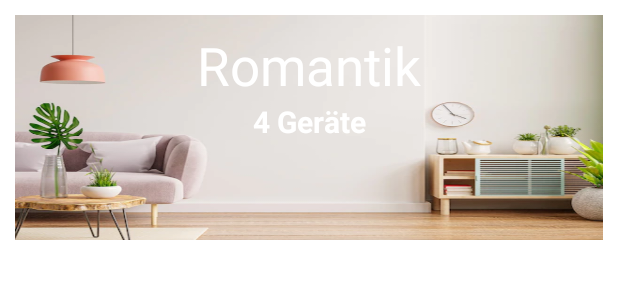
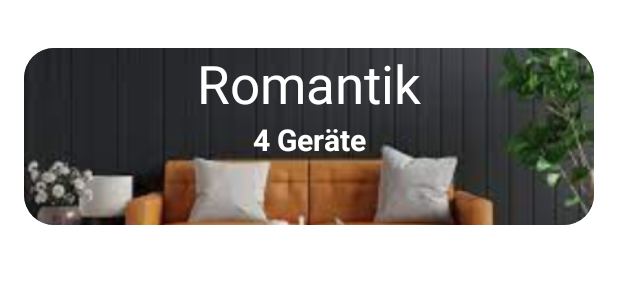
Before and after one commit to camillemarius/HA__SmartHome_APP, an Android app: the layout rv_item_scene.xml on its own in the app's theme, with its tools: preview values and no code run, on a phone screen of 412 x 824 dp. Shown: the top 300 px of the screen. Run offline under Robolectric (Android 15) with nearby library versions, the light colour scheme and no system bars.

Commit message:
added rounded Background

```diff
--- a/app/build.gradle
+++ b/app/build.gradle
@@ -47,6 +47,7 @@ dependencies {
     implementation 'jp.wasabeef:recyclerview-animators:4.0.2'
 
     // round ImageView
+    implementation 'de.hdodenhof:circleimageview:3.1.0'
     implementation 'com.mikhaellopez:circularimageview:4.3.0'
 
 
--- /dev/null
+++ b/app/src/main/res/drawable/bg_themes_rounded.xml
@@ -0,0 +1,11 @@
+<shape xmlns:android="http://schemas.android.com/apk/res/android"
+    android:shape="rectangle">
+    <corners android:radius="20dp" />
+    <size android:width="500dp"
+        android:height="200dp"/>
+    <gradient
+        android:angle="90"
+        android:type="linear"
+        android:startColor="#696B71"
+        android:endColor="#44464E"/>
+</shape>
--- a/app/src/main/res/layout/rv_item_scene.xml
+++ b/app/src/main/res/layout/rv_item_scene.xml
@@ -7,11 +7,25 @@
     android:id="@+id/item_scene"
     android:layout_width="match_parent"
     android:layout_height="150dp"
-    android:background="@drawable/theme_bright"
     android:orientation="vertical"
-    android:padding="10dp"
-    android:layout_marginBottom="5dp"
-    android:layout_margin="10dp">
+    android:padding="16dp"
+    android:clipToOutline="true"
+    android:layout_marginVertical="16dp"
+    android:layout_marginBottom="10dp">
+
+    <ImageView
+        android:layout_width="match_parent"
+        android:layout_height="match_parent"
+
+        android:background="@drawable/bg_themes_rounded"
+        android:src="@drawable/theme_chill"
+        android:clipToOutline="true"
+        android:scaleType="centerCrop"
+
+        app:layout_constraintBottom_toBottomOf="parent"
+        app:layout_constraintEnd_toEndOf="parent"
+        app:layout_constraintStart_toStartOf="parent"
+        app:layout_constraintTop_toTopOf="parent" />
 
 
 
```
Also changed, not shown: app/src/main/res/drawable/bg_lamp_menu_blue.xml (+7 -3 lines), app/src/main/res/layout/mode_view.xml (+10 -20 lines).
